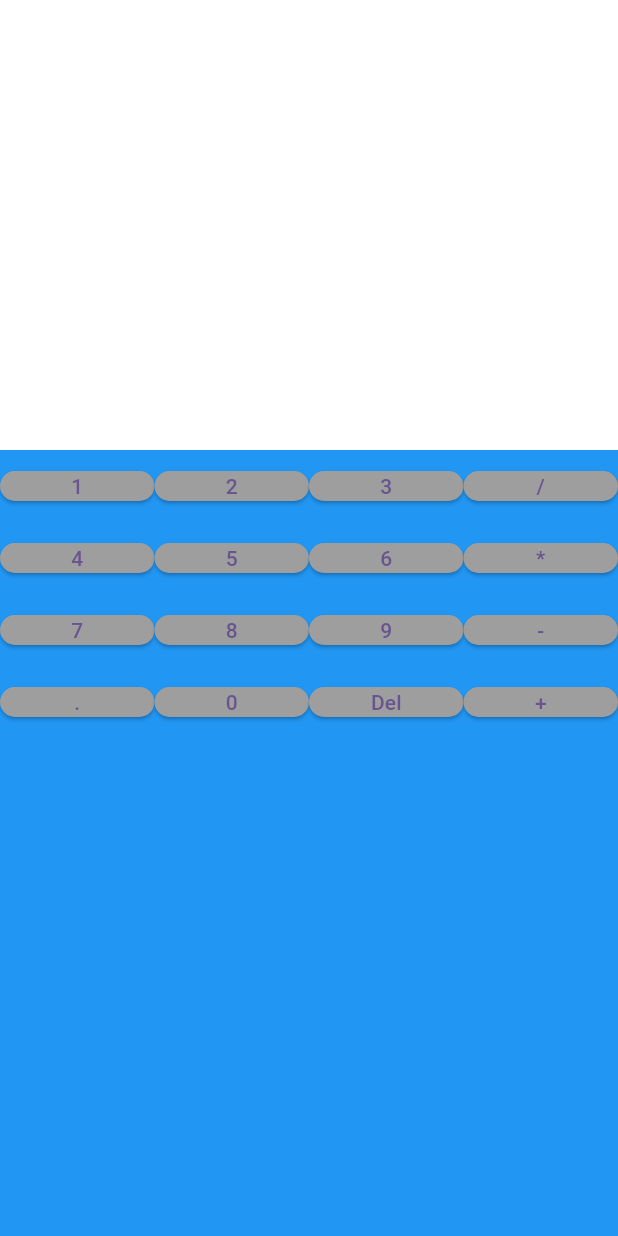
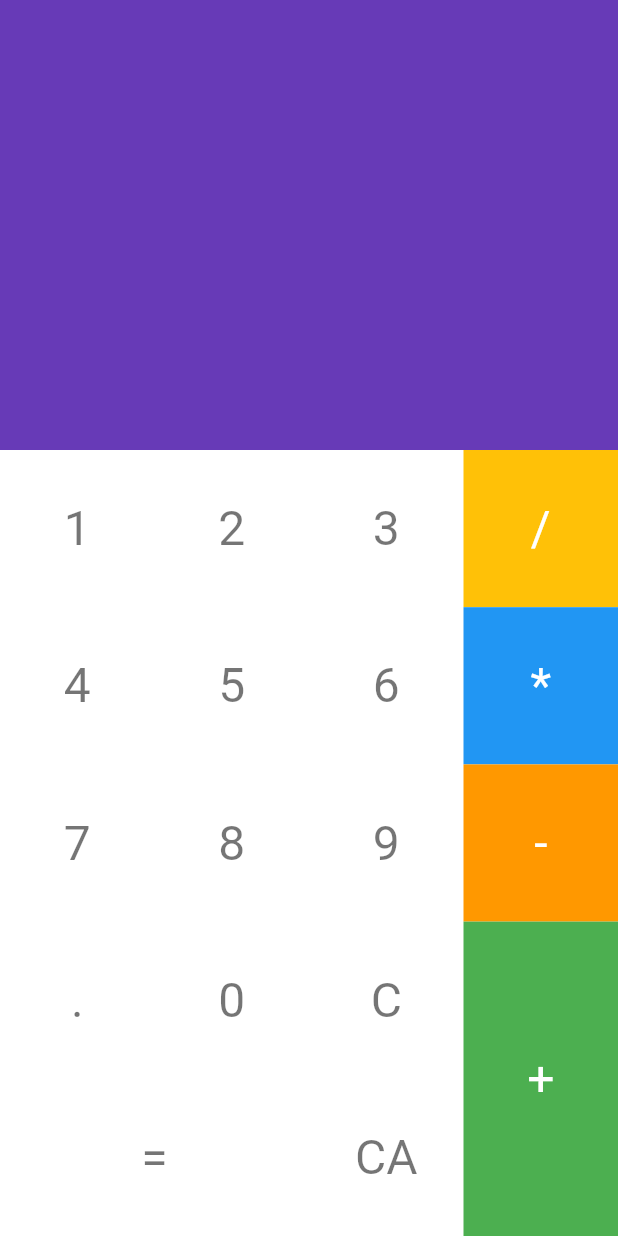
Before and after one commit to alvarordgs/flutter_calculator, a Flutter app: the screen it shows after launch, on a phone screen of 412 x 824 dp. Run offline on Flutter 3.47's test engine with Material 3 defaults, Android fonts, the phone set to English and light mode, and no system bars; our stand-ins replace google_fonts, math_expressions.

Commit message:
finishing the first version of the flutter calculator

```diff
--- a/lib/components/calc_button.dart
+++ b/lib/components/calc_button.dart
@@ -1,23 +1,38 @@
 import 'package:flutter/material.dart';
+import 'package:google_fonts/google_fonts.dart';
 
-class CalcButton extends StatefulWidget {
-  final String btnValue;
-  final Color btnColor;
+class CalcButton extends StatelessWidget {
+  final String textValue;
+  final Color bgColor;
+  final Color fontColor;
+  final Function callback;
 
   const CalcButton(
-      {this.btnValue = '', this.btnColor = Colors.white, super.key});
+      {this.textValue = '',
+      this.bgColor = Colors.white,
+      this.fontColor = Colors.black54,
+      required this.callback,
+      super.key});
 
   @override
-  State<CalcButton> createState() => _CalcButtonState();
-}
-
-class _CalcButtonState extends State<CalcButton> {
-  @override
   Widget build(BuildContext context) {
-    return ElevatedButton(
-        onPressed: () {},
-        style: ElevatedButton.styleFrom(
-            backgroundColor: widget.btnColor, minimumSize: Size.zero),
-        child: Text(widget.btnValue));
+    return GestureDetector(
+      onTap: () {
+        callback(textValue);
+      },
+      child: Container(
+          color: bgColor,
+          child: Center(
+            child: DefaultTextStyle(
+              style: GoogleFonts.concertOne(
+                textStyle: TextStyle(
+                  fontSize: 32,
+                  color: fontColor,
+                ),
+              ),
+              child: Text(textValue),
+            ),
+          )),
+    );
   }
 }
--- a/lib/main.dart
+++ b/lib/main.dart
@@ -1,12 +1,52 @@
 import 'package:flutter/material.dart';
 import 'package:flutter_calculator/components/calc_button.dart';
+import 'package:google_fonts/google_fonts.dart';
+import 'package:math_expressions/math_expressions.dart';
 
 void main() {
   runApp(const MyApp());
 }
 
-class MyApp extends StatelessWidget {
+class MyApp extends StatefulWidget {
   const MyApp({super.key});
+
+  @override
+  State<MyApp> createState() => _MyAppState();
+}
+
+class _MyAppState extends State<MyApp> {
+  String _history = '';
+  String _expression = '';
+
+  void numClick(String text) {
+    setState(() {
+      _expression += text;
+    });
+  }
+
+  void clear(String text) {
+    setState(() {
+      _expression = '';
+    });
+  }
+
+  void clearAll(String text) {
+    setState(() {
+      _expression = '';
+      _history = '';
+    });
+  }
+
+  void evaluate(String text) {
+    Parser p = Parser();
+    Expression exp = p.parse(_expression);
+    ContextModel cm = ContextModel();
+
+    setState(() {
+      _history = _expression;
+      _expression = exp.evaluate(EvaluationType.REAL, cm).toString();
+    });
+  }
 
   // This widget is the root of your application.
   @override
@@ -17,55 +57,171 @@ class MyApp extends StatelessWidget {
         colorScheme: ColorScheme.fromSeed(seedColor: Colors.deepPurple),
         useMaterial3: true,
       ),
-      home: Container(
-        color: Colors.blue,
+      home: Column(
+        children: [
+          Container(
+            color: Colors.deepPurple,
+            height: 300,
+            width: double.maxFinite,
+            child: Padding(
+              padding: const EdgeInsets.only(right: 20),
+              child: Column(
+                mainAxisAlignment: MainAxisAlignment.center,
+                crossAxisAlignment: CrossAxisAlignment.end,
+                children: [
+                  DefaultTextStyle(
+                    style: GoogleFonts.concertOne(
+                      color: Colors.white54,
+                      fontSize: 48,
+                    ),
+                    child: Text(
+                      _history,
+                    ),
+                  ),
+                  const SizedBox(
+                    height: 10,
+                  ),
+                  DefaultTextStyle(
+                    style: GoogleFonts.concertOne(
+                      color: Colors.white,
+                      fontSize: 62,
+                    ),
+                    child: Text(
+                      _expression,
+                    ),
+                  ),
+                ],
+              ),
+            ),
+          ),
+          Expanded(
+            child: Row(
+              children: [
+                Expanded(
+                  flex: 3,
                   child: Column(
                     children: [
-            Container(
-              color: Colors.white,
-              height: 300,
+                      Expanded(
+                        child: Row(
+                          children: [
+                            Expanded(
+                                child: CalcButton(
+                              textValue: '1',
+                              callback: numClick,
+                            )),
+                            Expanded(
+                                child: CalcButton(
+                              textValue: '2',
+                              callback: numClick,
+                            )),
+                            Expanded(
+                                child: CalcButton(
+                                    textValue: '3', callback: numClick)),
+                          ],
+                        ),
                       ),
                       Expanded(
-              child: Table(
-                children: const [
-                  TableRow(
+                        child: Row(
                           children: [
-                      CalcButton(btnColor: Colors.grey, btnValue: '1'),
-                      CalcButton(btnColor: Colors.grey, btnValue: '2'),
-                      CalcButton(btnColor: Colors.grey, btnValue: '3'),
-                      CalcButton(btnColor: Colors.grey, btnValue: '/'),
+                            Expanded(
+                                child: CalcButton(
+                                    textValue: '4', callback: numClick)),
+                            Expanded(
+                                child: CalcButton(
+                                    textValue: '5', callback: numClick)),
+                            Expanded(
+                                child: CalcButton(
+                                    textValue: '6', callback: numClick)),
                           ],
                         ),
-                  TableRow(
+                      ),
+                      Expanded(
+                        child: Row(
                           children: [
-                      CalcButton(btnColor: Colors.grey, btnValue: '4'),
-                      CalcButton(btnColor: Colors.grey, btnValue: '5'),
-                      CalcButton(btnColor: Colors.grey, btnValue: '6'),
-                      CalcButton(btnColor: Colors.grey, btnValue: '*'),
+                            Expanded(
+                                child: CalcButton(
+                                    textValue: '7', callback: numClick)),
+                            Expanded(
+                                child: CalcButton(
+                                    textValue: '8', callback: numClick)),
+                            Expanded(
+                                child: CalcButton(
+                                    textValue: '9', callback: numClick)),
                           ],
                         ),
-                  TableRow(
+                      ),
+                      Expanded(
+                        child: Row(
                           children: [
-                      CalcButton(btnColor: Colors.grey, btnValue: '7'),
-                      CalcButton(btnColor: Colors.grey, btnValue: '8'),
-                      CalcButton(btnColor: Colors.grey, btnValue: '9'),
-                      CalcButton(btnColor: Colors.grey, btnValue: '-'),
+                            Expanded(
+                                child: CalcButton(
+                                    textValue: '.', callback: numClick)),
+                            Expanded(
+                                child: CalcButton(
+                                    textValue: '0', callback: numClick)),
+                            Expanded(
+                                child: CalcButton(
+                              textValue: 'C',
+                              callback: clear,
+                            )),
                           ],
                         ),
-                  TableRow(
+                      ),
+                      Expanded(
+                        child: Row(
                           children: [
-                      CalcButton(btnColor: Colors.grey, btnValue: '.'),
-                      CalcButton(btnColor: Colors.grey, btnValue: '0'),
-                      CalcButton(btnColor: Colors.grey, btnValue: 'Del'),
-                      CalcButton(btnColor: Colors.grey, btnValue: '+'),
+                            Expanded(
+                                flex: 2,
+                                child: CalcButton(
+                                    textValue: '=', callback: evaluate)),
+                            Expanded(
+                                flex: 1,
+                                child: CalcButton(
+                                  textValue: 'CA',
+                                  callback: clearAll,
+                                )),
                           ],
                         ),
+                      ),
+                    ],
+                  ),
+                ),
+                Expanded(
+                  child: Column(
+                    children: [
+                      Expanded(
+                          child: CalcButton(
+                              bgColor: Colors.amber,
+                              textValue: '/',
+                              fontColor: Colors.white,
+                              callback: numClick)),
+                      Expanded(
+                          child: CalcButton(
+                              bgColor: Colors.blue,
+                              textValue: '*',
+                              fontColor: Colors.white,
+                              callback: numClick)),
+                      Expanded(
+                          child: CalcButton(
+                              bgColor: Colors.orange,
+                              textValue: '-',
+                              fontColor: Colors.white,
+                              callback: numClick)),
+                      Expanded(
+                          flex: 2,
+                          child: CalcButton(
+                              bgColor: Colors.green,
+                              textValue: '+',
+                              fontColor: Colors.white,
+                              callback: numClick)),
                     ],
                   ),
                 )
               ],
             ),
           ),
+        ],
+      ),
     );
   }
 }
--- a/pubspec.yaml
+++ b/pubspec.yaml
@@ -35,6 +35,8 @@ dependencies:
   # The following adds the Cupertino Icons font to your application.
   # Use with the CupertinoIcons class for iOS style icons.
   cupertino_icons: ^1.0.8
+  google_fonts: ^6.2.1
+  math_expressions: ^2.6.0
 
 dev_dependencies:
   flutter_test:
@@ -88,3 +90,7 @@ flutter:
   #
   # For details regarding fonts from package dependencies,
   # see https://flutter.dev/to/font-from-package
+  fonts:
+    - family: JosefinSans
+      fonts:
+        - asset: assets/fonts/ConcertOne.ttf
```
Also changed, not shown: assets/fonts/ConcertOne.ttf (added), pubspec.lock. Lines whose indentation alone changed are shown as unchanged.
